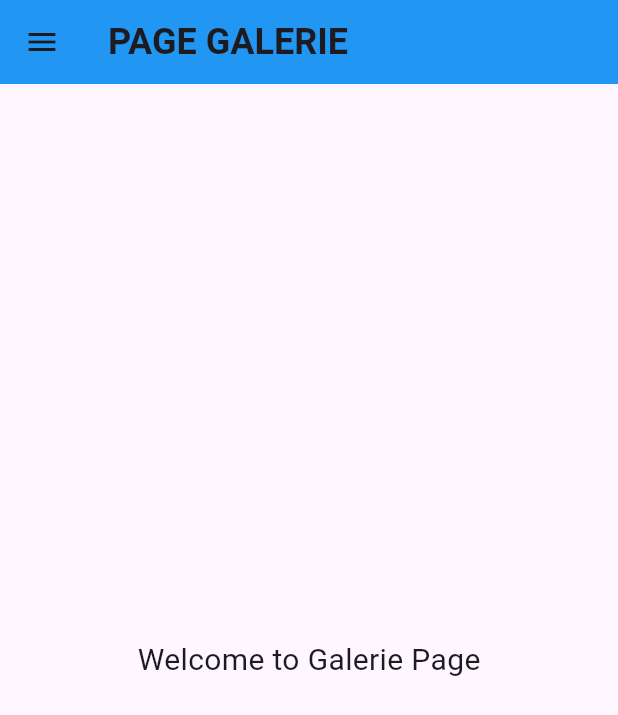
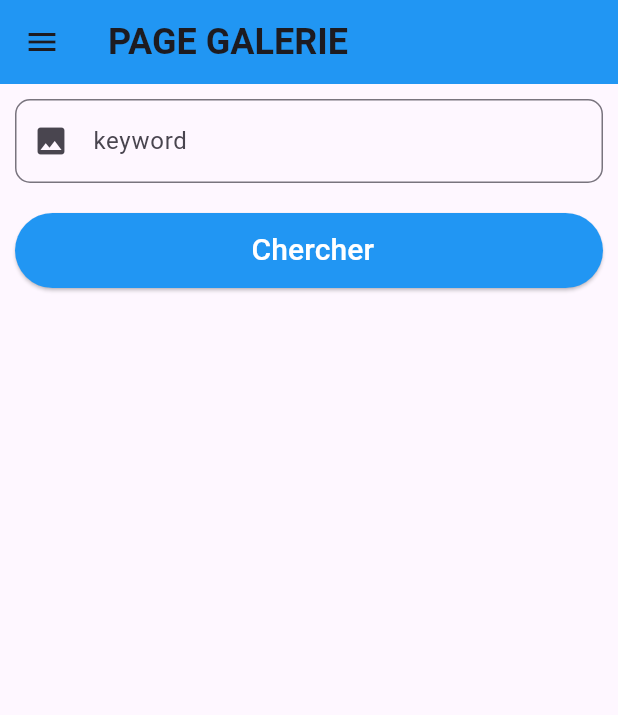
Before and after one commit to triguiislem-lab/FlutterApp, a Flutter app: the GaleriePage screen opened by its route, on a phone screen of 412 x 824 dp. Shown: the top 715 px of the screen. Run offline on Flutter 3.47's test engine with Material 3 defaults, Android fonts, the phone set to English and light mode, and no system bars; our stand-ins replace shared_preferences; accounts and stored records are empty; network calls fail.

Commit message:
add_galerie_page

```diff
--- a/lib/pages/galerie.page.dart
+++ b/lib/pages/galerie.page.dart
@@ -1,9 +1,11 @@
 import "package:flutter/material.dart";
 import "package:shared_preferences/shared_preferences.dart";
 import "package:voyage/menu/drawer.widget.dart";
+import "package:voyage/pages/galerie-details.page.dart";
 
 class GaleriePage extends StatelessWidget {
-  const GaleriePage({super.key}); // Ajout du constructeur const + super.key
+  //const MeteoPage({super.key}); // Ajout du constructeur const + super.key
+  TextEditingController txt_image = new TextEditingController();
 
   @override
   Widget build(BuildContext context) {
@@ -16,12 +18,49 @@ class GaleriePage extends StatelessWidget {
         ),
         backgroundColor: Colors.blue,
       ),
-      body: const Center(
-        child: Text(
-          "Welcome to Galerie Page",
-          style: TextStyle(fontSize: 20),
-        ),
+      body: Column(
+        children: [
+          Container(
+            padding: EdgeInsets.all(10),
+            child: TextFormField(
+              decoration: InputDecoration(
+                labelText: "keyword",
+                hintText: "keyword",
+                prefixIcon: Icon(Icons.image),
+                border: OutlineInputBorder(
+                  borderRadius: BorderRadius.circular(10),
+                  borderSide: BorderSide(width: 2),
+                ),
+              ),
+              controller:txt_image ,
+            ),
+          ),
+
+          Padding(
+            padding: const EdgeInsets.all(10),
+            child: ElevatedButton(
+              onPressed: () {
+               getGalleryData(context); // _ car private
+              },
+              child: Text(
+                " Chercher",
+                style: TextStyle(color: Colors.white, fontSize: 20),
+              ),
+              style: ElevatedButton.styleFrom(
+                backgroundColor: Colors.blue,
+                minimumSize: Size.fromHeight(50),
+              ),
+            ),
+          ),
+        ],
       ),
     );
   }
+  void getGalleryData (BuildContext context) {
+String image=txt_image.text;
+Navigator.push(
+context,
+MaterialPageRoute (
+ builder: (context) => GalerieDetailsPage(keyword: image),));
+txt_image.text = "";}
 }
```
Also changed, not shown: lib/pages/galerie-details.page.dart (added, +102 -0 lines), lib/pages/meteo-details.page.dart (+4 -4 lines).
